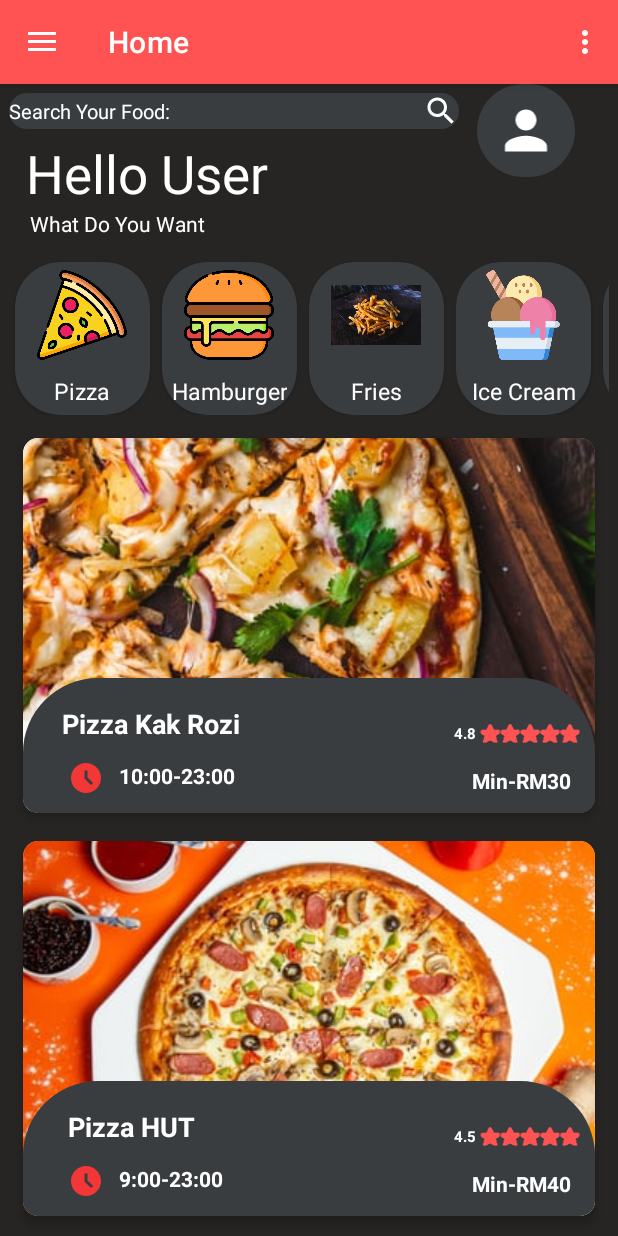
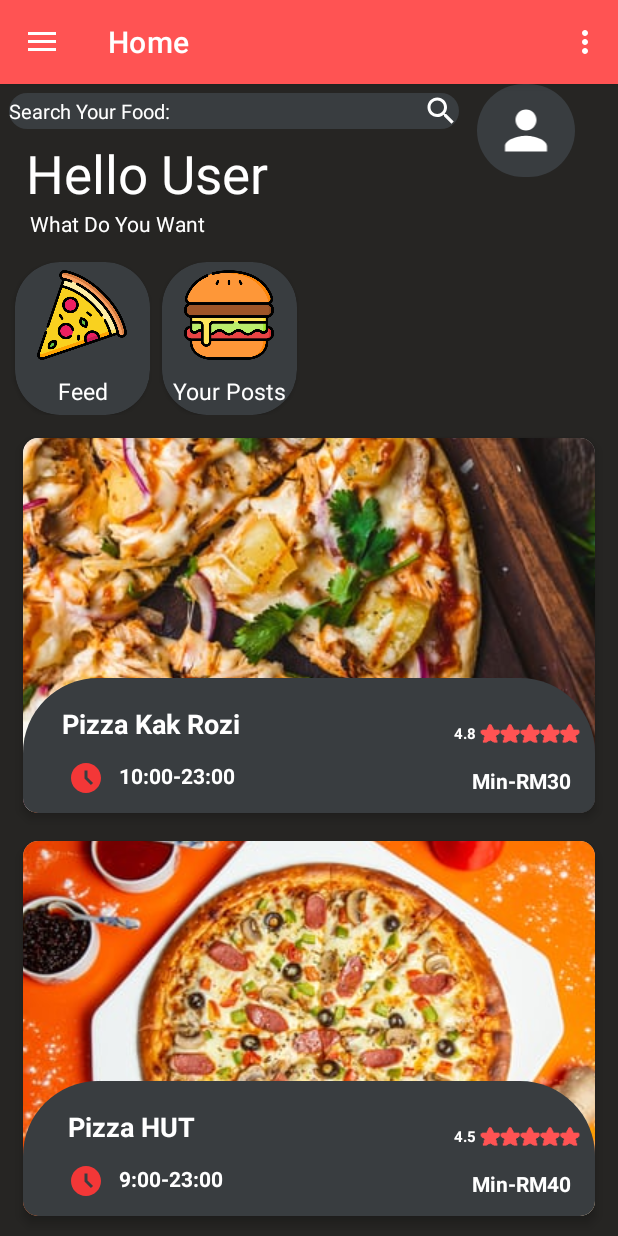
Before and after one commit to mattmokhtar/PartyPal, an Android app: the screen it shows after launch (MainActivity), on a phone screen of 412 x 824 dp. Run offline under Robolectric (Android 15) with nearby library versions, the phone set to English and light mode, and no system bars; our stand-ins replace Firebase (no records; nobody signed in at launch, a user with empty details on screens opened directly), navigation-ui; Roboto replaces fonts that are not available here.

Commit message:
Update HomeFragment.java

```diff
--- a/app/src/main/java/com/example/PartyPal/ui/home/HomeFragment.java
+++ b/app/src/main/java/com/example/PartyPal/ui/home/HomeFragment.java
@@ -40,13 +40,13 @@ public class HomeFragment extends Fragment implements UpdateVerticalRec {
         /////////////horizontal recyclerview
         homeHorModelList = new ArrayList<>();
 
-        homeHorModelList.add(new HomeHorModel(R.drawable.pizza, "Pizza"));
-        homeHorModelList.add(new HomeHorModel(R.drawable.hamburger, "Hamburger"));
-        homeHorModelList.add(new HomeHorModel(R.drawable.fries1, "Fries"));
-        homeHorModelList.add(new HomeHorModel(R.drawable.ice_cream, "Ice Cream"));
-        homeHorModelList.add(new HomeHorModel(R.drawable.sandwich, "Sandwich"));
-        homeHorModelList.add(new HomeHorModel(R.drawable.logo, "New"));
-        homeHorModelList.add(new HomeHorModel(R.drawable.coffee, "Coffee"));
+        homeHorModelList.add(new HomeHorModel(R.drawable.pizza, "Feed"));
+        homeHorModelList.add(new HomeHorModel(R.drawable.hamburger, "Your Posts"));
+       // homeHorModelList.add(new HomeHorModel(R.drawable.fries1, "Fries"));
+       // homeHorModelList.add(new HomeHorModel(R.drawable.ice_cream, "Ice Cream"));
+       // homeHorModelList.add(new HomeHorModel(R.drawable.sandwich, "Sandwich"));
+       //homeHorModelList.add(new HomeHorModel(R.drawable.logo, "New"));
+        //homeHorModelList.add(new HomeHorModel(R.drawable.coffee, "Coffee"));
 
         homeHorAdapter = new HomeHorAdapter(this,getActivity(),homeHorModelList);
         homeHorizontalRec.setAdapter(homeHorAdapter);
```
